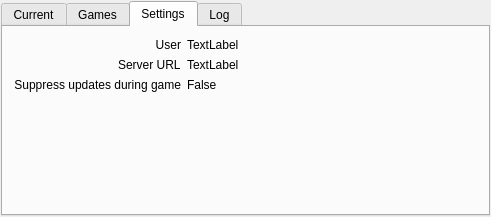
This is client/GameLogger/gameloggerui.ui in vhartikainen/game-logger as Qt 5 draws it before an edit. The edited form follows.
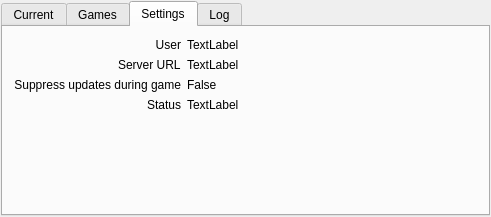
This is the edited form. The open tabs and pages were chosen to show the change.

Commit message: fix: address issues with client connection retrying and configuration status reporting

```diff
--- a/client/GameLogger/gameloggerui.ui
+++ b/client/GameLogger/gameloggerui.ui
@@ -194,6 +194,26 @@
            </property>
           </widget>
          </item>
+         <item row="3" column="0">
+          <widget class="QLabel" name="statusFieldLabel">
+           <property name="text">
+            <string>Status</string>
+           </property>
+           <property name="alignment">
+            <set>Qt::AlignRight|Qt::AlignTrailing|Qt::AlignVCenter</set>
+           </property>
+          </widget>
+         </item>
+         <item row="3" column="1">
+          <widget class="QLabel" name="statusLabel">
+           <property name="text">
+            <string>TextLabel</string>
+           </property>
+           <property name="wordWrap">
+            <bool>true</bool>
+           </property>
+          </widget>
+         </item>
         </layout>
        </item>
       </layout>
```
The commit also changes 8 other files.
